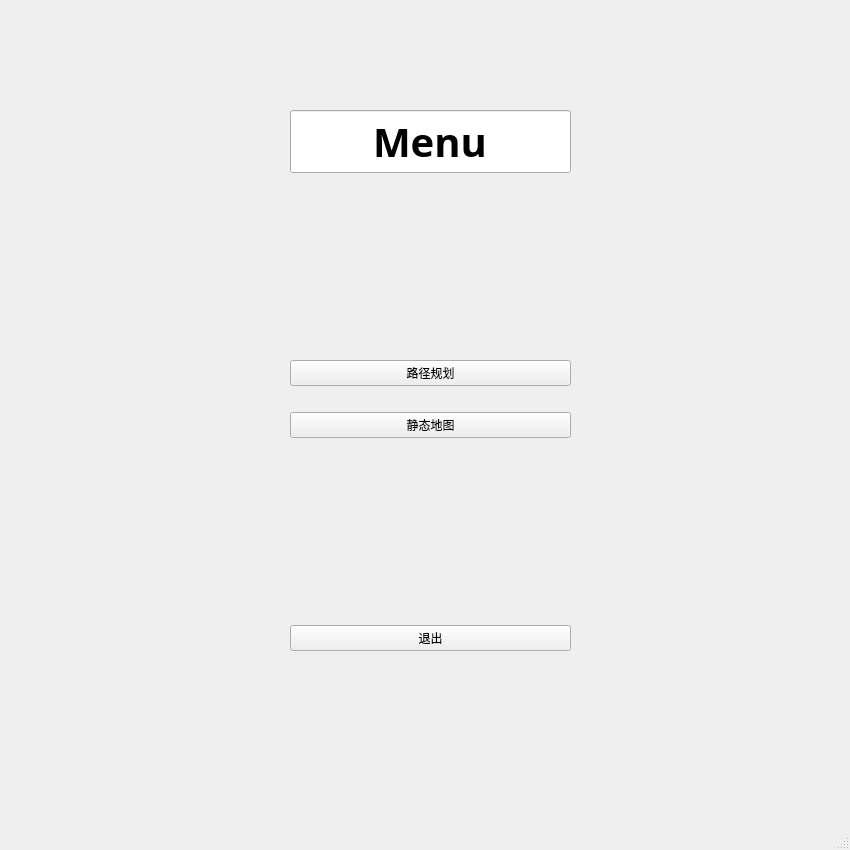
This is exp1/menu.ui in cxy000000/dl-course as Qt 5 draws it before an edit. The edited form follows.
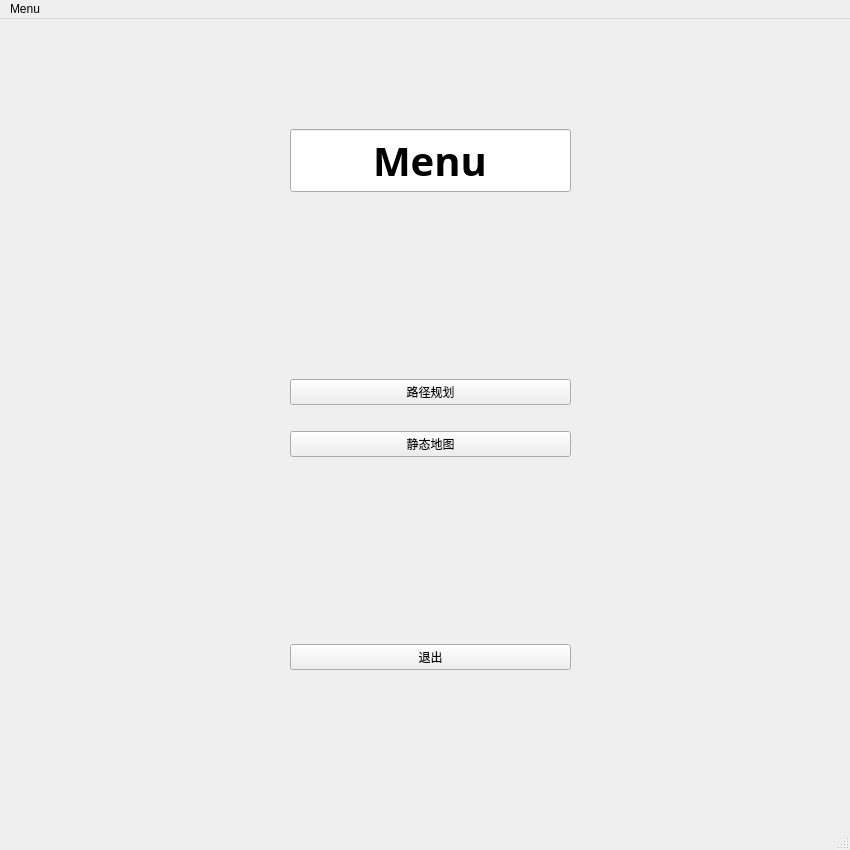
This is the edited form.

```diff
--- a/exp1/menu.ui
+++ b/exp1/menu.ui
@@ -211,6 +211,12 @@
      <height>26</height>
     </rect>
    </property>
+   <widget class="QMenu" name="menuMenu">
+    <property name="title">
+     <string>Menu</string>
+    </property>
+   </widget>
+   <addaction name="menuMenu"/>
   </widget>
   <widget class="QStatusBar" name="statusbar"/>
  </widget>
```
